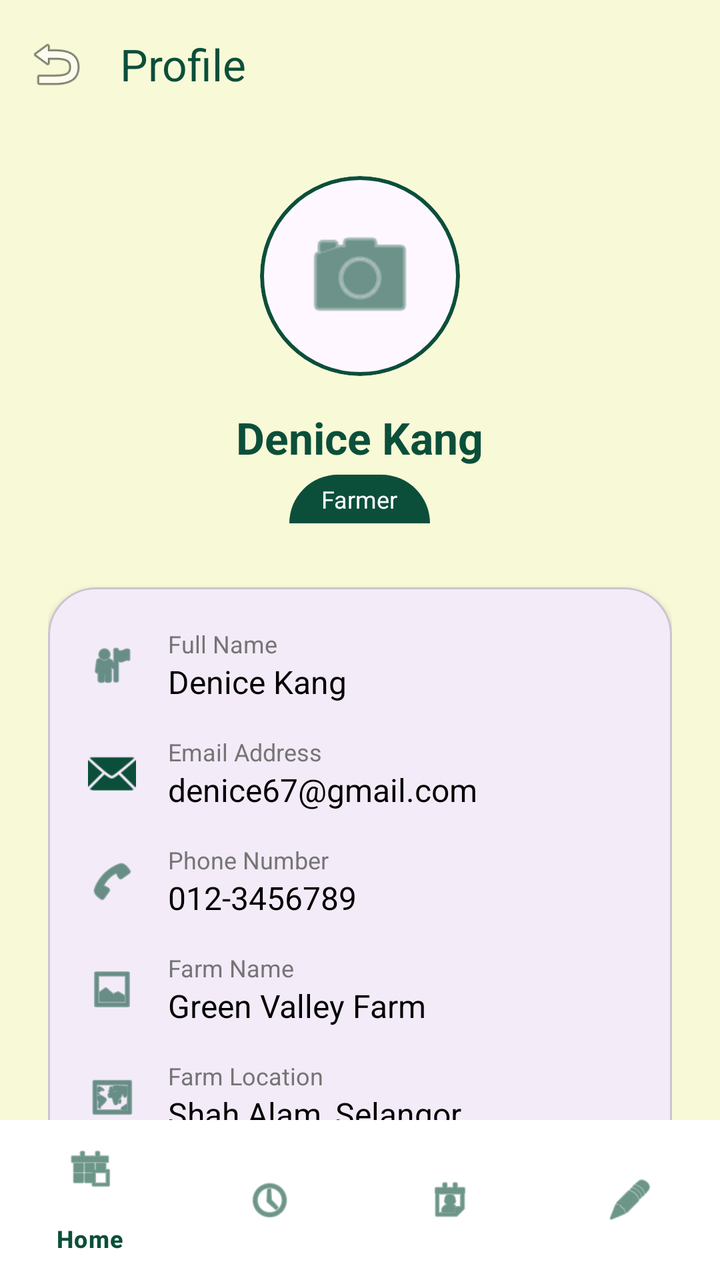
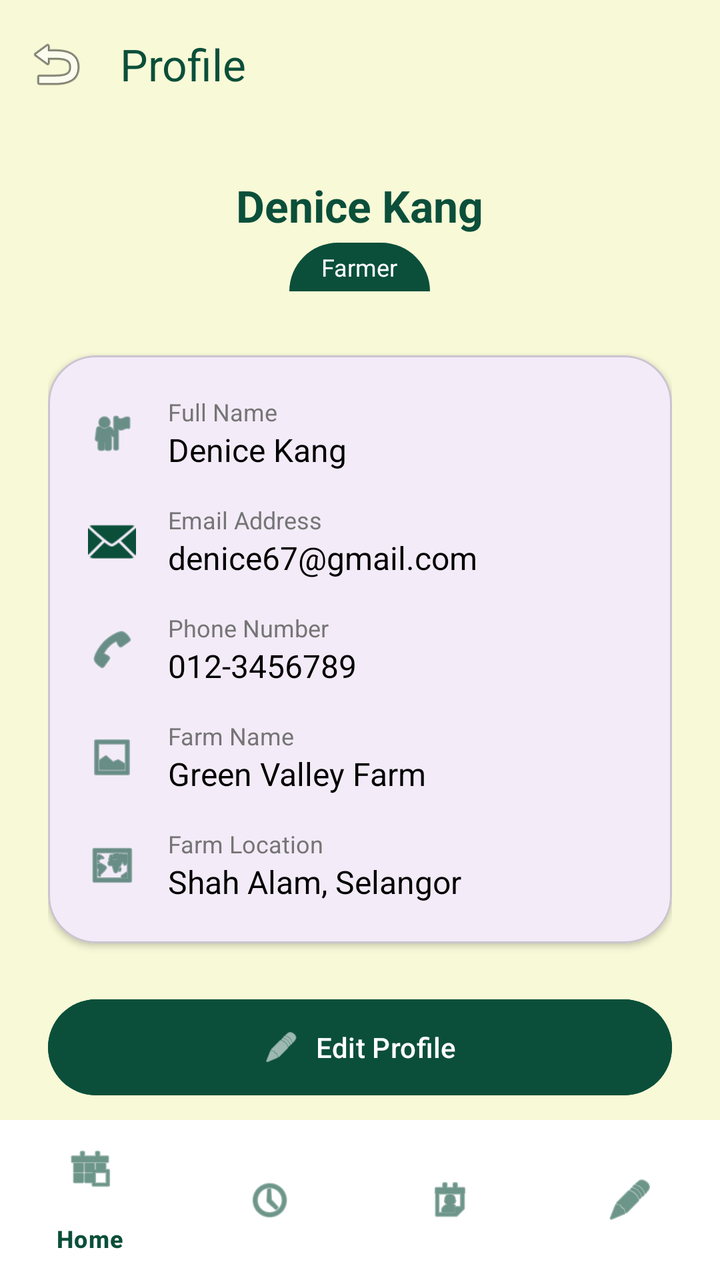

Two renders of the same Android screen: before a commit and after it. Below are the layout's source before the change and the commit's diff.
<!-- AndroidManifest.xml: application theme Theme.AgriFlowApplication -->
<!-- res/layout/activity_profile.xml -->
<?xml version="1.0" encoding="utf-8"?>
<androidx.coordinatorlayout.widget.CoordinatorLayout xmlns:android="http://schemas.android.com/apk/res/android"
    xmlns:app="http://schemas.android.com/apk/res-auto"
    xmlns:tools="http://schemas.android.com/tools"
    android:id="@+id/main_profile"
    android:layout_width="match_parent"
    android:layout_height="match_parent"
    android:background="@color/bg_light_cream"
    tools:context=".ProfileActivity">

    <com.google.android.material.appbar.AppBarLayout
        android:layout_width="match_parent"
        android:layout_height="wrap_content"
        android:background="@android:color/transparent"
        app:elevation="0dp">

        <androidx.appcompat.widget.Toolbar
            android:id="@+id/toolbar"
            android:layout_width="match_parent"
            android:layout_height="?attr/actionBarSize"
            app:navigationIcon="@android:drawable/ic_menu_revert"
            app:navigationIconTint="@color/primary_dark_green"
            app:title="Profile"
            app:titleTextColor="@color/primary_dark_green" />
    </com.google.android.material.appbar.AppBarLayout>

    <androidx.core.widget.NestedScrollView
        android:layout_width="match_parent"
        android:layout_height="match_parent"
        app:layout_behavior="@string/appbar_scrolling_view_behavior"
        android:paddingBottom="80dp"
        android:clipToPadding="false">

        <LinearLayout
            android:layout_width="match_parent"
            android:layout_height="wrap_content"
            android:orientation="vertical"
            android:padding="24dp">

            
            <LinearLayout
                android:layout_width="match_parent"
                android:layout_height="wrap_content"
                android:gravity="center"
                android:orientation="vertical"
                android:layout_marginBottom="32dp">

                <com.google.android.material.card.MaterialCardView
                    android:layout_width="100dp"
                    android:layout_height="100dp"
                    app:cardCornerRadius="50dp"
                    app:strokeWidth="2dp"
                    app:strokeColor="@color/primary_dark_green">
                    <ImageView
                        android:layout_width="match_parent"
                        android:layout_height="match_parent"
                        android:scaleType="centerCrop"
                        android:src="@android:drawable/ic_menu_camera"
                        app:tint="@color/primary_dark_green"
                        android:padding="20dp"
                        android:contentDescription="Profile Picture" />
                </com.google.android.material.card.MaterialCardView>

                <TextView
                    android:id="@+id/tvHeaderName"
                    android:layout_width="wrap_content"
                    android:layout_height="wrap_content"
                    android:layout_marginTop="16dp"
                    android:text="Denice Kang"
                    android:textColor="@color/primary_dark_green"
                    android:textSize="22sp"
                    android:textStyle="bold" />

                <TextView
                    android:layout_width="wrap_content"
                    android:layout_height="wrap_content"
                    android:layout_marginTop="4dp"
                    android:background="@drawable/rounded_top_bg"
                    android:backgroundTint="@color/primary_dark_green"
                    android:paddingHorizontal="16dp"
                    android:paddingVertical="4dp"
                    android:text="Farmer"
                    android:textColor="@color/white"
                    android:textSize="12sp" />
            </LinearLayout>

            
            <com.google.android.material.card.MaterialCardView
                android:layout_width="match_parent"
                android:layout_height="wrap_content"
                app:cardCornerRadius="24dp"
                app:cardElevation="2dp"
                android:layout_marginBottom="24dp">

                <LinearLayout
                    android:layout_width="match_parent"
                    android:layout_height="wrap_content"
                    android:orientation="vertical"
                    android:padding="20dp">

                    <LinearLayout
                        android:layout_width="match_parent"
                        android:layout_height="wrap_content"
                        android:orientation="horizontal"
                        android:gravity="center_vertical"
                        android:layout_marginBottom="16dp">
                        <ImageView
                            android:layout_width="24dp"
                            android:layout_height="24dp"
                            android:src="@android:drawable/ic_menu_myplaces"
                            app:tint="@color/primary_dark_green"
                            android:contentDescription="Name Icon" />
                        <LinearLayout
                            android:layout_width="match_parent"
                            android:layout_height="wrap_content"
                            android:orientation="vertical"
                            android:layout_marginStart="16dp">
                            <TextView
                                android:layout_width="wrap_content"
                                android:layout_height="wrap_content"
                                android:text="Full Name"
                                android:textColor="@color/text_grey"
                                android:textSize="12sp" />
                            <TextView
                                android:id="@+id/tvFullName"
                                android:layout_width="wrap_content"
                                android:layout_height="wrap_content"
                                android:text="Denice Kang"
                                android:textColor="@color/black"
                                android:textSize="16sp" />
                        </LinearLayout>
                    </LinearLayout>

                    <LinearLayout
                        android:layout_width="match_parent"
                        android:layout_height="wrap_content"
                        android:orientation="horizontal"
                        android:gravity="center_vertical"
                        android:layout_marginBottom="16dp">
                        <ImageView
                            android:layout_width="24dp"
                            android:layout_height="24dp"
                            android:src="@android:drawable/ic_dialog_email"
                            app:tint="@color/primary_dark_green"
                            android:contentDescription="Email Icon" />
                        <LinearLayout
                            android:layout_width="match_parent"
                            android:layout_height="wrap_content"
                            android:orientation="vertical"
                            android:layout_marginStart="16dp">
                            <TextView
                                android:layout_width="wrap_content"
                                android:layout_height="wrap_content"
                                android:text="Email Address"
                                android:textColor="@color/text_grey"
                                android:textSize="12sp" />
                            <TextView
                                android:id="@+id/tvEmail"
                                android:layout_width="wrap_content"
                                android:layout_height="wrap_content"
                                android:text="denice67@gmail.com"
                                android:textColor="@color/black"
                                android:textSize="16sp" />
                        </LinearLayout>
                    </LinearLayout>

                    <LinearLayout
                        android:layout_width="match_parent"
                        android:layout_height="wrap_content"
                        android:orientation="horizontal"
                        android:gravity="center_vertical"
                        android:layout_marginBottom="16dp">
                        <ImageView
                            android:layout_width="24dp"
                            android:layout_height="24dp"
                            android:src="@android:drawable/ic_menu_call"
                            app:tint="@color/primary_dark_green"
                            android:contentDescription="Phone Icon" />
                        <LinearLayout
                            android:layout_width="match_parent"
                            android:layout_height="wrap_content"
                            android:orientation="vertical"
                            android:layout_marginStart="16dp">
                            <TextView
                                android:layout_width="wrap_content"
                                android:layout_height="wrap_content"
                                android:text="Phone Number"
                                android:textColor="@color/text_grey"
                                android:textSize="12sp" />
                            <TextView
                                android:id="@+id/tvPhone"
                                android:layout_width="wrap_content"
                                android:layout_height="wrap_content"
                                android:text="012-3456789"
                                android:textColor="@color/black"
                                android:textSize="16sp" />
                        </LinearLayout>
                    </LinearLayout>

                    <LinearLayout
                        android:layout_width="match_parent"
                        android:layout_height="wrap_content"
                        android:orientation="horizontal"
                        android:gravity="center_vertical"
                        android:layout_marginBottom="16dp">
                        <ImageView
                            android:layout_width="24dp"
                            android:layout_height="24dp"
                            android:src="@android:drawable/ic_menu_gallery"
                            app:tint="@color/primary_dark_green"
                            android:contentDescription="Farm Icon" />
                        <LinearLayout
                            android:layout_width="match_parent"
                            android:layout_height="wrap_content"
                            android:orientation="vertical"
                            android:layout_marginStart="16dp">
                            <TextView
                                android:layout_width="wrap_content"
                                android:layout_height="wrap_content"
                                android:text="Farm Name"
                                android:textColor="@color/text_grey"
                                android:textSize="12sp" />
                            <TextView
                                android:id="@+id/tvFarmName"
                                android:layout_width="wrap_content"
                                android:layout_height="wrap_content"
                                android:text="Green Valley Farm"
                                android:textColor="@color/black"
                                android:textSize="16sp" />
                        </LinearLayout>
                    </LinearLayout>

                    <LinearLayout
                        android:layout_width="match_parent"
                        android:layout_height="wrap_content"
                        android:orientation="horizontal"
                        android:gravity="center_vertical">
                        <ImageView
                            android:layout_width="24dp"
                            android:layout_height="24dp"
                            android:src="@android:drawable/ic_menu_mapmode"
                            app:tint="@color/primary_dark_green"
                            android:contentDescription="Location Icon" />
                        <LinearLayout
                            android:layout_width="match_parent"
                            android:layout_height="wrap_content"
                            android:orientation="vertical"
                            android:layout_marginStart="16dp">
                            <TextView
                                android:layout_width="wrap_content"
                                android:layout_height="wrap_content"
                                android:text="Farm Location"
                                android:textColor="@color/text_grey"
                                android:textSize="12sp" />
                            <TextView
                                android:id="@+id/tvFarmLocation"
                                android:layout_width="wrap_content"
                                android:layout_height="wrap_content"
                                android:text="Shah Alam, Selangor"
                                android:textColor="@color/black"
                                android:textSize="16sp" />
                        </LinearLayout>
                    </LinearLayout>
                </LinearLayout>
            </com.google.android.material.card.MaterialCardView>

            
            <Button
                android:id="@+id/btnEditProfile"
                android:layout_width="match_parent"
                android:layout_height="56dp"
                android:layout_marginBottom="12dp"
                android:backgroundTint="@color/primary_dark_green"
                android:text="Edit Profile"
                android:textAllCaps="false"
                android:textColor="@color/white"
                app:cornerRadius="28dp"
                app:icon="@android:drawable/ic_menu_edit"
                app:iconGravity="textStart" />

            <Button
                android:id="@+id/btnChangePassword"
                style="@style/Widget.Material3.Button.OutlinedButton"
                android:layout_width="match_parent"
                android:layout_height="56dp"
                android:layout_marginBottom="12dp"
                android:text="Change Password"
                android:textAllCaps="false"
                android:textColor="@color/primary_dark_green"
                app:cornerRadius="28dp"
                app:icon="@android:drawable/ic_lock_lock"
                app:iconGravity="textStart"
                app:iconTint="@color/primary_dark_green"
                app:strokeColor="@color/primary_dark_green" />

            <Button
                android:id="@+id/btnLogout"
                style="@style/Widget.Material3.Button.OutlinedButton"
                android:layout_width="match_parent"
                android:layout_height="56dp"
                android:layout_marginBottom="24dp"
                android:text="@string/logout"
                android:textAllCaps="false"
                android:textColor="@color/critical_red"
                app:cornerRadius="28dp"
                app:icon="@android:drawable/ic_lock_power_off"
                app:iconGravity="textStart"
                app:iconTint="@color/critical_red"
                app:strokeColor="@color/critical_red" />

            
            <com.google.android.material.card.MaterialCardView
                android:layout_width="match_parent"
                android:layout_height="wrap_content"
                app:cardCornerRadius="24dp"
                app:cardElevation="2dp">
                <LinearLayout
                    android:layout_width="match_parent"
                    android:layout_height="wrap_content"
                    android:orientation="vertical"
                    android:padding="16dp">
                    <TextView
                        android:layout_width="wrap_content"
                        android:layout_height="wrap_content"
                        android:text="AgriFlow Version: 1.0"
                        android:textColor="@color/text_grey"
                        android:textSize="12sp" />
                    <LinearLayout
                        android:layout_width="match_parent"
                        android:layout_height="wrap_content"
                        android:orientation="horizontal"
                        android:layout_marginTop="8dp">
                        <TextView
                            android:layout_width="0dp"
                            android:layout_height="wrap_content"
                            android:layout_weight="1"
                            android:text="ESP32 Status"
                            android:textColor="@color/text_grey"
                            android:textSize="12sp" />
                        <TextView
                            android:layout_width="wrap_content"
                            android:layout_height="wrap_content"
                            android:text="Connected"
                            android:textColor="@color/accent_green"
                            android:textSize="12sp"
                            android:textStyle="bold" />
                    </LinearLayout>
                    <LinearLayout
                        android:layout_width="match_parent"
                        android:layout_height="wrap_content"
                        android:orientation="horizontal"
                        android:layout_marginTop="4dp">
                        <TextView
                            android:layout_width="0dp"
                            android:layout_height="wrap_content"
                            android:layout_weight="1"
                            android:text="Firebase Status"
                            android:textColor="@color/text_grey"
                            android:textSize="12sp" />
                        <TextView
                            android:layout_width="wrap_content"
                            android:layout_height="wrap_content"
                            android:text="Synced"
                            android:textColor="@color/accent_green"
                            android:textSize="12sp"
                            android:textStyle="bold" />
                    </LinearLayout>
                </LinearLayout>
            </com.google.android.material.card.MaterialCardView>

        </LinearLayout>
    </androidx.core.widget.NestedScrollView>

    <com.google.android.material.bottomnavigation.BottomNavigationView
        android:id="@+id/bottom_navigation"
        android:layout_width="match_parent"
        android:layout_height="wrap_content"
        android:layout_gravity="bottom"
        android:background="@color/white"
        app:itemIconTint="@color/primary_dark_green"
        app:itemTextColor="@color/primary_dark_green"
        app:menu="@menu/bottom_nav_menu" />

</androidx.coordinatorlayout.widget.CoordinatorLayout>
<!-- resources referenced by this layout -->
<resources>
  <color name="accent_green">#4CAF50</color>
  <color name="bg_light_cream">#F8F9D7</color>
  <color name="black">#FF000000</color>
  <color name="critical_red">#F44336</color>
  <color name="primary_dark_green">#0B4F3A</color>
  <color name="text_grey">#757575</color>
  <color name="white">#FFFFFFFF</color>
  <!-- drawable rounded_top_bg (drawable) -->
  <?xml version="1.0" encoding="utf-8"?>
  <shape xmlns:android="http://schemas.android.com/apk/res/android">
      <solid android:color="@color/primary_green" />
      <corners
          android:topLeftRadius="40dp"
          android:topRightRadius="40dp" />
  </shape>
  <string name="logout">Logout</string>
  <style name="Theme.AgriFlowApplication" parent="Base.Theme.AgriFlowApplication" />
  <color name="primary_green">#0B4F3A</color>
  <style name="Base.Theme.AgriFlowApplication" parent="Theme.Material3.DayNight.NoActionBar">
          
          
      </style>
</resources>

<!-- the commit's change to res/layout/activity_profile.xml (unified diff, before → after) -->
@@ -45,33 +45,17 @@
                 android:orientation="vertical"
                 android:layout_marginBottom="32dp">
 
-                <com.google.android.material.card.MaterialCardView
-                    android:layout_width="100dp"
-                    android:layout_height="100dp"
-                    app:cardCornerRadius="50dp"
-                    app:strokeWidth="2dp"
-                    app:strokeColor="@color/primary_dark_green">
-                    <ImageView
-                        android:layout_width="match_parent"
-                        android:layout_height="match_parent"
-                        android:scaleType="centerCrop"
-                        android:src="@android:drawable/ic_menu_camera"
-                        app:tint="@color/primary_dark_green"
-                        android:padding="20dp"
-                        android:contentDescription="Profile Picture" />
-                </com.google.android.material.card.MaterialCardView>
-
                 <TextView
                     android:id="@+id/tvHeaderName"
                     android:layout_width="wrap_content"
                     android:layout_height="wrap_content"
-                    android:layout_marginTop="16dp"
                     android:text="Denice Kang"
                     android:textColor="@color/primary_dark_green"
                     android:textSize="22sp"
                     android:textStyle="bold" />
 
                 <TextView
+                    android:id="@+id/tvUserRole"
                     android:layout_width="wrap_content"
                     android:layout_height="wrap_content"
                     android:layout_marginTop="4dp"
